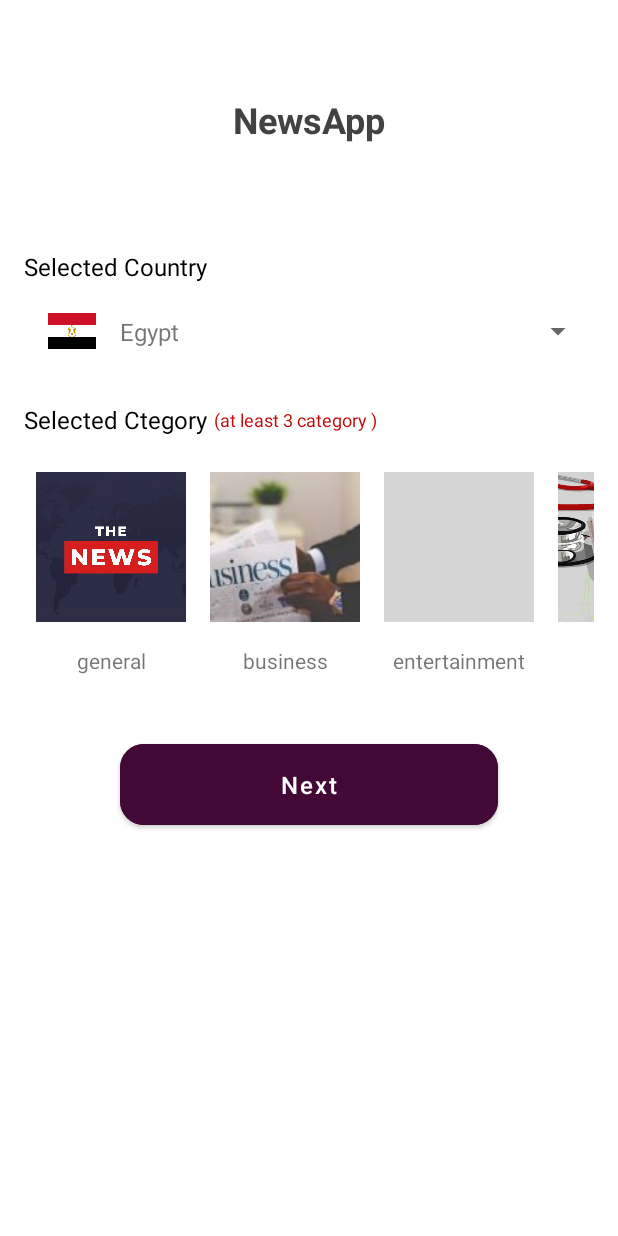
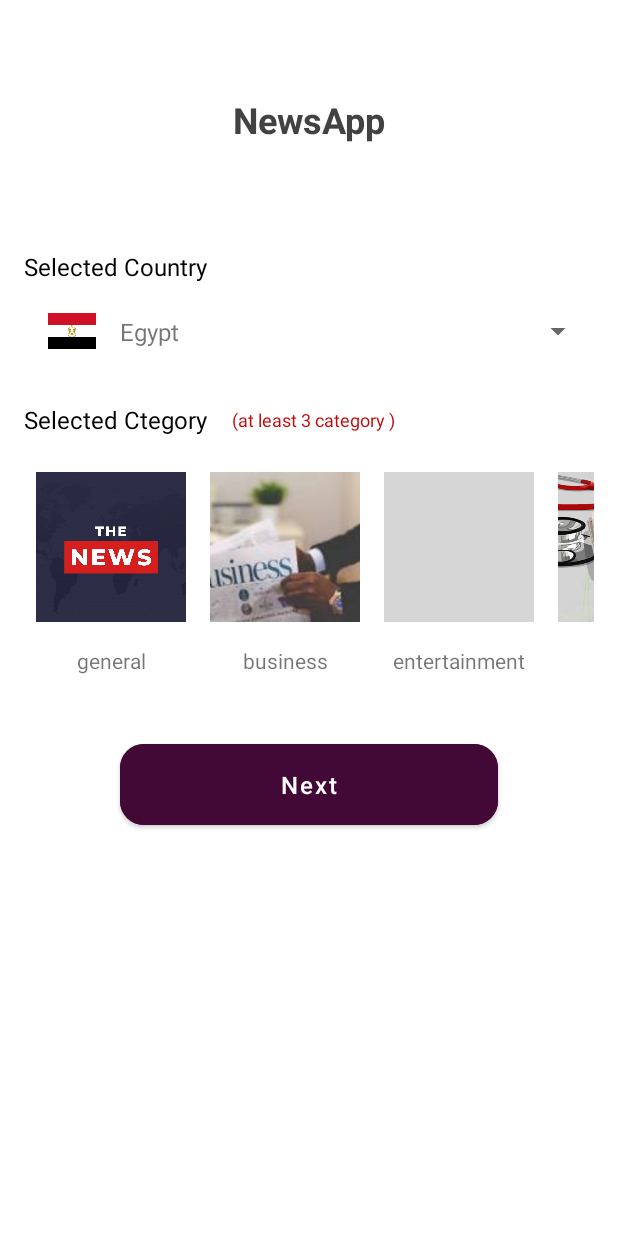
Before and after one commit to doaaessam98/NewsApp, an Android app: the screen it shows after launch (MainActivity), on a phone screen of 412 x 824 dp. Run offline under Robolectric (Android 15) with nearby library versions, the phone set to English and light mode, and no system bars; our stand-ins replace Dagger/Hilt's generated code, data binding, navigation-ui, sdp/ssp sizes; pictures from the network do not load; grey boxes are pictures that could not be loaded.

Commit message:
clean up code

```diff
--- a/app/src/main/java/com/example/newsapp/ui/home/HomeFragment.kt
+++ b/app/src/main/java/com/example/newsapp/ui/home/HomeFragment.kt
@@ -160,10 +160,10 @@ class HomeFragment : Fragment() {
                 headLineAdapter.loadStateFlow.collect { loadState ->
                 header.loadState = loadState.mediator?.refresh?.takeIf {
                     it is LoadState.Error && headLineAdapter.itemCount > 0 } ?: loadState.prepend
-                val isListEmpty = loadState.refresh is LoadState.Error && headLineAdapter.itemCount == 0
+                val isListEmpty = loadState.refresh is LoadState.Error || (headLineAdapter.itemCount == 0&&loadState.source.refresh is LoadState.NotLoading)
                 binding.emptyList.isVisible = isListEmpty
                 binding.rvHeadLine.isVisible =loadState.source.refresh is LoadState.NotLoading || loadState.mediator?.refresh is LoadState.NotLoading
-                binding. progressBar.isVisible = loadState.mediator?.refresh is LoadState.Loading
+                binding. progressBar.isVisible = loadState.mediator?.refresh is LoadState.Loading ||headLineAdapter.itemCount != 0
                 binding.retryButton.isVisible = loadState.mediator?.refresh is LoadState.Error && headLineAdapter.itemCount == 0
 
                 val errorState = loadState.source.append as? LoadState.Error
@@ -269,7 +269,6 @@ class HomeFragment : Fragment() {
         }
     }
     private fun updateHeadlineListFromSearch(query: String, searchData: (UiAction.Search) -> Unit) {
-        Log.e(TAG, "updateHeadlineListFromSearch: $query", )
         binding.rvHeadLine.scrollToPosition(0)
         val searchQuery = "%$query%"
            searchData(UiAction.Search(query=searchQuery))
--- a/app/src/main/java/com/example/newsapp/ui/onBoarding/SelectedCategoryAdapter.kt
+++ b/app/src/main/java/com/example/newsapp/ui/onBoarding/SelectedCategoryAdapter.kt
@@ -7,7 +7,6 @@ import android.view.ViewGroup
 import androidx.recyclerview.widget.DiffUtil
 import androidx.recyclerview.widget.ListAdapter
 import androidx.recyclerview.widget.RecyclerView
-import com.example.newsapp.databinding.ItemCategoryBinding
 import com.example.newsapp.databinding.ItemSelectedCategoryBinding
 
 class SelectedCategoryAdapter( private val onclick:(String)->Unit)
--- a/app/src/main/res/layout/fragment_on_boarding.xml
+++ b/app/src/main/res/layout/fragment_on_boarding.xml
@@ -10,7 +10,7 @@
     <androidx.constraintlayout.widget.ConstraintLayout
         android:layout_width="match_parent"
         android:layout_height="match_parent"
-        android:padding="16dp">
+        android:padding="@dimen/_16sdp">
 
 
         <TextView
@@ -41,7 +41,7 @@
             android:id="@+id/tv_selected_country"
             android:layout_width="wrap_content"
             android:layout_height="wrap_content"
-            android:layout_marginTop="24dp"
+            android:layout_marginTop="@dimen/_24sdp"
             android:text="@string/selected_country"
             android:textColor="@color/black"
             android:textSize="16sp"
@@ -52,7 +52,7 @@
             android:id="@+id/spinner"
             android:layout_width="match_parent"
             android:layout_height="wrap_content"
-            android:layout_marginVertical="16dp"
+            android:layout_marginVertical="@dimen/_16sdp"
             app:layout_constraintStart_toStartOf="parent"
             app:layout_constraintTop_toBottomOf="@id/tv_selected_country" />
 
@@ -61,7 +61,7 @@
             android:id="@+id/tv_select_category"
             android:layout_width="wrap_content"
             android:layout_height="wrap_content"
-            android:layout_marginTop="32dp"
+            android:layout_marginTop="@dimen/_32sdp"
             android:text="@string/selected_category"
             android:textColor="@color/black"
             android:textSize="16sp"
@@ -72,7 +72,7 @@
             android:id="@+id/tv_hint"
             android:layout_width="wrap_content"
             android:layout_height="wrap_content"
-            android:layout_marginStart="4dp"
+            android:layout_marginStart="@dimen/_16sdp"
             android:text="@string/category_hint"
             android:textColor="#C10A0A"
             android:textSize="12sp"
@@ -87,9 +87,7 @@
             android:id="@+id/rv_selected_category"
             android:layout_width="wrap_content"
             android:layout_height="wrap_content"
-            android:layout_marginTop="16dp"
-            android:orientation="horizontal"
-            app:layoutManager="androidx.recyclerview.widget.GridLayoutManager"
+            android:layout_marginTop="@dimen/_16sdp"
             app:layout_constraintStart_toStartOf="parent"
             app:layout_constraintTop_toBottomOf="@id/tv_select_category"
             tools:listitem="@layout/item_selected_category"
@@ -113,10 +111,10 @@
             android:id="@+id/btn_next"
             android:layout_width="0dp"
             android:layout_height="wrap_content"
-            android:layout_marginHorizontal="64dp"
-            android:layout_marginVertical="32dp"
+            android:layout_marginHorizontal="@dimen/_64sdp"
+            android:layout_marginVertical="@dimen/_32sdp"
             android:backgroundTint="@color/category_back_color"
-            android:paddingVertical="16dp"
+            android:paddingVertical="@dimen/_16sdp"
             android:text="@string/next"
             android:textAllCaps="false"
             android:textSize="16sp"
--- a/app/src/main/res/layout/item_category.xml
+++ b/app/src/main/res/layout/item_category.xml
@@ -12,13 +12,13 @@
     <androidx.constraintlayout.widget.ConstraintLayout
         android:layout_width="wrap_content"
         android:layout_height="wrap_content"
-        android:layout_margin="8dp">
+        android:layout_margin="@dimen/_8sdp">
 
 
         <com.google.android.material.imageview.ShapeableImageView
             android:id="@+id/iv_category"
-            android:layout_width="100dp"
-            android:layout_height="100dp"
+            android:layout_width="@dimen/_100sdp"
+            android:layout_height="@dimen/_100sdp"
             android:scaleType="centerCrop"
             app:layout_constraintTop_toTopOf="parent"
             app:layout_constraintStart_toStartOf="parent"
@@ -26,8 +26,8 @@
             android:src="@drawable/placeholder_image" />
          <com.google.android.material.imageview.ShapeableImageView
              android:id="@+id/btn_isSelected"
-             android:layout_width="16dp"
-             android:layout_height="16dp"
+             android:layout_width="@dimen/_16sdp"
+             android:layout_height="@dimen/_16sdp"
              android:background="@color/category_back_color"
              app:layout_constraintTop_toTopOf="@id/iv_category"
              app:layout_constraintEnd_toEndOf="@id/iv_category"
@@ -43,7 +43,7 @@
             app:layout_constraintStart_toStartOf="@id/iv_category"
             app:layout_constraintEnd_toEndOf="@id/iv_category"
             app:layout_constraintTop_toBottomOf="@id/iv_category"
-            android:layout_marginVertical="16dp"
+            android:layout_marginVertical="@dimen/_16sdp"
             android:text="@{category.name}"
 
             />
--- a/app/src/main/res/layout/item_spinner_country.xml
+++ b/app/src/main/res/layout/item_spinner_country.xml
@@ -13,19 +13,19 @@
     <androidx.constraintlayout.widget.ConstraintLayout
         android:layout_width="match_parent"
         android:layout_height="match_parent"
-        android:layout_margin="16dp"
+        android:layout_margin="@dimen/_16sdp"
         >
 
 
         <com.google.android.material.imageview.ShapeableImageView
             android:id="@+id/country_image"
-            android:layout_width="32dp"
-            android:layout_height="32dp"
+            android:layout_width="@dimen/_32sdp"
+            android:layout_height="@dimen/_32sdp"
             app:layout_constraintStart_toStartOf="parent"
             app:layout_constraintTop_toTopOf="parent"
             setImageView="@{country.url}"
             android:background="@color/white"
-            android:layout_marginHorizontal="16dp"
+            android:layout_marginHorizontal="@dimen/_16sdp"
 
            />
 
@@ -35,10 +35,10 @@
             android:layout_height="wrap_content"
             android:text="@{country.name}"
             android:textSize="16sp"
-            android:layout_marginStart="16dp"
+            android:layout_marginStart="@dimen/_16sdp"
             app:layout_constraintStart_toEndOf="@id/country_image"
             app:layout_constraintTop_toTopOf="@id/country_image"
             app:layout_constraintBottom_toBottomOf="@id/country_image"
-            android:layout_marginHorizontal="8dp" />
+            android:layout_marginHorizontal="@dimen/_8sdp" />
     </androidx.constraintlayout.widget.ConstraintLayout>
 </layout>
--- a/app/src/main/res/layout/recycler_home_item.xml
+++ /dev/null
@@ -1,6 +0,0 @@
-<?xml version="1.0" encoding="utf-8"?>
-<androidx.constraintlayout.widget.ConstraintLayout xmlns:android="http://schemas.android.com/apk/res/android"
-    android:layout_width="match_parent"
-    android:layout_height="match_parent">
-
-</androidx.constraintlayout.widget.ConstraintLayout>
--- a/app/src/main/res/values/dimens.xml
+++ b/app/src/main/res/values/dimens.xml
@@ -2,9 +2,12 @@
 <resources>
     <dimen name="_64sdp">64dp</dimen>
     <dimen name="_4sdp">2dp</dimen>
-    <dimen name="_32sdp">32</dimen>
+    <dimen name="_32sdp">32dp</dimen>
     <dimen name="_8sdp">8dp</dimen>
     <dimen name="_16sdp">16dp</dimen>
     <dimen name="_24sdp">24dp</dimen>
     <dimen name="_48sdp">48dp</dimen>
+    <dimen name="_3sdp">3dp</dimen>
+    <dimen name="_12sdp">12dp</dimen>
+    <dimen name="_100sdp">100dp</dimen>
 </resources>
```
Also changed, not shown: app/src/main/java/com/example/newsapp/ui/onBoarding/OnBoardingFragment.kt (+4 -4 lines), app/src/main/res/layout/article_load_state_footer.xml (+6 -3 lines), app/src/main/res/layout/category_list_item.xml (+7 -7 lines), app/src/main/res/layout/fav_list_item.xml (+10 -6 lines), app/src/main/res/layout/filter_bottom_sheet.xml (+0 -58 lines), app/src/main/res/layout/fragment_home.xml (+14 -13 lines), app/src/main/res/layout/fragment_search.xml (+11 -14 lines), app/src/main/res/layout/item_selected_category.xml (+8 -8 lines), app/src/main/res/layout/seperator_view_item.xml (+5 -5 lines).
